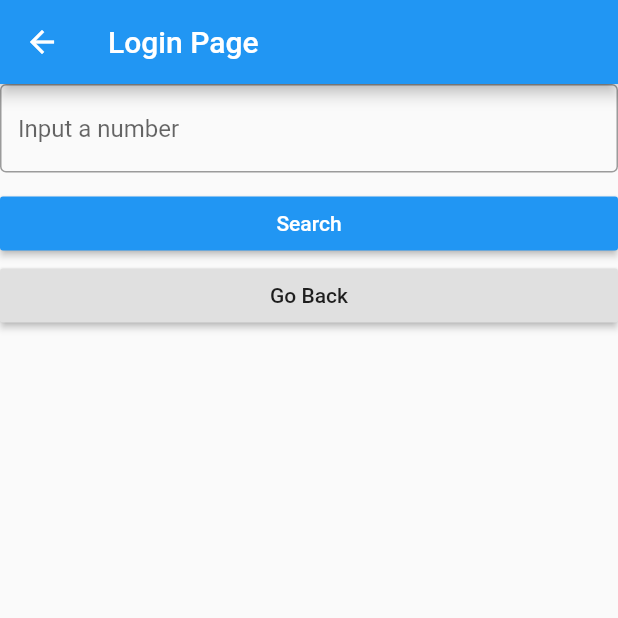
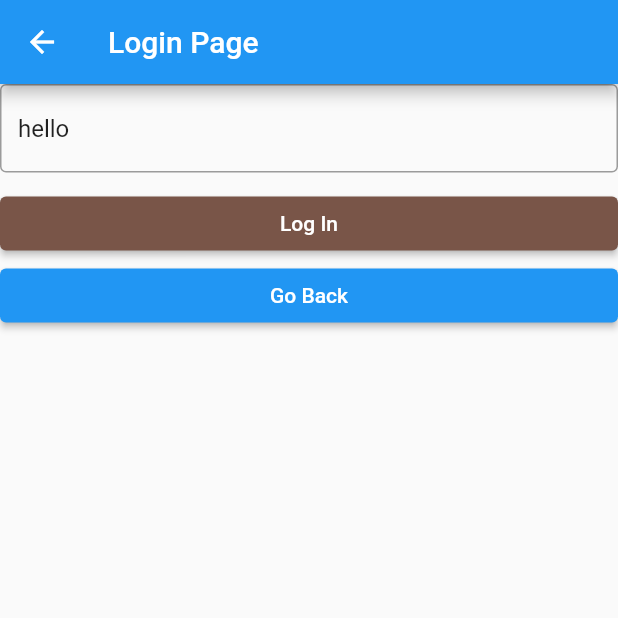
Before and after one commit to Jhomani/bloc_template, a Flutter app: the screen it shows after launch, after a tap on "View Details", on a phone screen of 412 x 824 dp, the top half of it. Run offline on Flutter 3.47's test engine with Material 2 defaults, Android fonts, the phone set to English and light mode, and no system bars; our stand-ins replace bloc, flutter_bloc.

Commit message:
undestanding blocs and inputs conceps

```diff
--- a/lib/backup/main.dart
+++ b/lib/backup/main.dart
@@ -1,6 +1,4 @@
-import 'dart:convert';
 import 'dart:io';
-
 import './request.dart';
 
 class Todo {
@@ -97,7 +95,7 @@ Future<bool> hasConnection() async {
 
 
 void main() async {
-  var request2 = ClientRequest(endpoint: '/posts', creator: LoginModel.fromJSON);
+  var request2 = ClientRequest<Todo>(endpoint: '/posts', creator: todoCreator);
   // request2.creator = todoCreator;
   // request2.endpoint = '/todos';
 
@@ -107,7 +105,7 @@ void main() async {
 
   const data = {"title": "Tu eres la ostia","completed": false, "userId": 99};
 
-  Todo? createdTodo = await request2.post<Todo>(data);
+  Todo? createdTodo = await request2.post(data);
 
   // print(await hasConnection());
   print(createdTodo);
--- a/lib/core/network/requests.dart
+++ b/lib/core/network/requests.dart
@@ -1,6 +1,6 @@
 import 'dart:io';
 import 'dart:convert';
-
+import 'dart:developer' as devtools show log;
 import './common_request.dart';
 
 typedef ItemCreator = dynamic Function(Map<String, dynamic>);
@@ -31,7 +31,7 @@ class ClientRequest extends CommonRequest {
         resp.add(parded);
       }
     } on HttpException catch(e) {
-      print('HTTP Error, with ${e.message} code.');
+      devtools.log('HTTP Error, with ${e.message} code.');
     }
 
     return resp;
@@ -49,7 +49,7 @@ class ClientRequest extends CommonRequest {
 
       resp = creator(item);
     } on HttpException catch(e) {
-      print('HTTP Error, with ${e.message} code.');
+      devtools.log('HTTP Error, with ${e.message} code.');
     }
 
     return resp;
@@ -69,7 +69,7 @@ class ClientRequest extends CommonRequest {
 
       resp = creator(item);
     } on HttpException catch(e) {
-      print('HTTP Error, with ${e.message} code.');
+      devtools.log('HTTP Error, with ${e.message} code.');
     }
 
     return resp;
--- /dev/null
+++ b/lib/core/utils/logs.dart
@@ -0,0 +1,5 @@
+import 'dart:developer' as devtools show log;
+
+extension Log on Object {
+  void log() => devtools.log(toString());
+}
--- a/lib/features/auth/data/models/login_.dart
+++ b/lib/features/auth/data/models/login_.dart
@@ -1,6 +1,6 @@
-import '../../domain/entities/login_entity.dart';
+import '../../domain/entities/login_entity.dart'; // @TODO: short this
 
-class LoginModel extends LoginEntiry{
+class LoginModel extends LoginEntiry {
   LoginModel({
     required super.user,
     required super.password
@@ -15,10 +15,7 @@ class LoginModel extends LoginEntiry{
     'user': user,
     'password': password,
   });
+
+  @override
+  String toString() => 'user: $user, password $password';
 }
-
-// typedef JSONSupport<T> = dynamic Function(Map<String, dynamic>);
-
-// abstract class JSONSupport<T> {
-//   factory T.fromJSON(Map<String, dynamic> map);
-// }
--- a/lib/features/auth/presentation/bloc/events/login_events.dart
+++ b/lib/features/auth/presentation/bloc/login_events.dart
@@ -1,8 +1,8 @@
-abstract class LoadAction {
-  const LoadAction();
+abstract class AuthAction {
+  const AuthAction();
 }
 
-class LoginAction implements LoadAction {
+class LoginAction implements AuthAction {
   final String user;
   final String password;
 
--- /dev/null
+++ b/lib/features/auth/presentation/bloc/login_state.dart
@@ -0,0 +1,12 @@
+import '../../data/models/login_.dart';
+
+class LoginState {
+  final LoginModel login;
+
+  LoginState({
+    required this.login,
+  });
+
+  @override
+  String toString() => '[Login]: $login';
+}
--- a/lib/features/auth/presentation/pages/login_page.dart
+++ b/lib/features/auth/presentation/pages/login_page.dart
@@ -1,4 +1,6 @@
 import 'package:flutter/material.dart';
+import 'package:flutter_bloc/flutter_bloc.dart';
+import 'package:template/features/auth/presentation/bloc/login_bloc.dart';
 
 import '../widgets/login_form.dart';
 
@@ -7,11 +9,14 @@ class LoginPage extends StatelessWidget {
 
   @override
   Widget build(BuildContext context) {
-    return Scaffold(
-      appBar: AppBar(
-        title: const Text('Login Page'),
-      ),
-      body: const LoginForm(),
+    return BlocProvider(
+      create: (_) => LoginBloc(),
+      child:  Scaffold(
+        appBar: AppBar(
+          title: const Text('Login Page'),
+        ),
+        body: const LoginForm(),
+      )
     );
   }
 }
--- a/lib/features/auth/presentation/widgets/login_form.dart
+++ b/lib/features/auth/presentation/widgets/login_form.dart
@@ -1,5 +1,7 @@
 import 'package:flutter/material.dart';
 import 'package:flutter_bloc/flutter_bloc.dart';
+import 'package:template/features/auth/presentation/bloc/login_bloc.dart';
+import 'package:template/features/auth/presentation/bloc/login_events.dart';
 
 class LoginForm extends StatefulWidget {
   const LoginForm({
@@ -11,7 +13,7 @@ class LoginForm extends StatefulWidget {
 }
 
 class LoginFormState extends State<LoginForm> {
-  final controller = TextEditingController();
+  final controller = TextEditingController(text: "hello");
   String inputStr = '';
 
   @override
@@ -36,11 +38,12 @@ class LoginFormState extends State<LoginForm> {
         Row(
           children: <Widget>[
             Expanded(
-              child: RaisedButton(
-                color: Theme.of(context).colorScheme.secondary,
-                textTheme: ButtonTextTheme.primary,
+              child: ElevatedButton(
+                style: ElevatedButton.styleFrom(
+                  primary: Colors.brown
+                ),
                 onPressed: dispatchConcrete,
-                child: const Text('Search'),
+                child: const Text('Log In'),
               ),
             ),
           ],
@@ -48,7 +51,7 @@ class LoginFormState extends State<LoginForm> {
         Row(
           children: <Widget>[
             Expanded(
-              child: RaisedButton(
+              child: ElevatedButton(
                 onPressed: () {
                   Navigator.pop(context);
                 },
@@ -62,8 +65,10 @@ class LoginFormState extends State<LoginForm> {
   }
 
   void dispatchConcrete() {
+    LoginAction action = LoginAction(user: inputStr, password: "test");
+
+    context.read<LoginBloc>().add(action);
+
     controller.clear();
-    // BlocProvider.of<NumberTriviaBloc>(context)
-    //     .add(GetTriviaForConcreteNumber(inputStr));
   }
 }
```
Also changed, not shown: lib/backup/request.dart (+7 -7 lines), lib/features/auth/presentation/bloc/login_bloc.dart (+30 -81 lines), lib/features/auth/presentation/widgets/input_widget.dart (added, +23 -0 lines).
